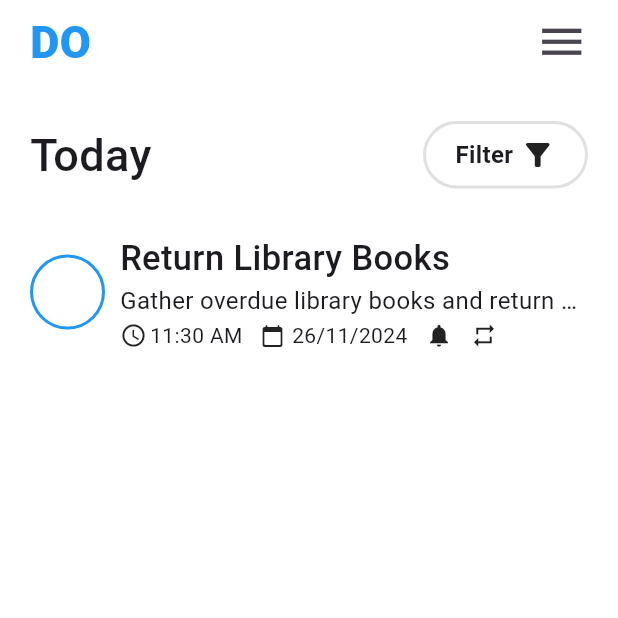
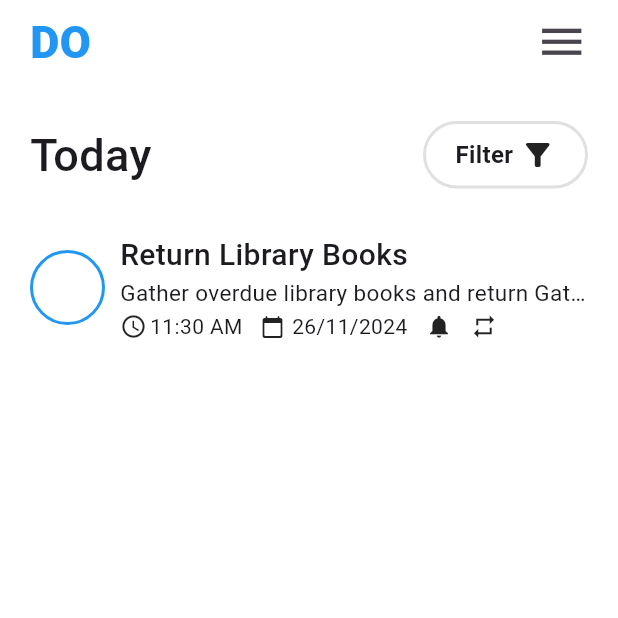
Before and after one commit to Ratndeep1999/to_do_app, a Flutter app: the screen it shows after launch, on a phone screen of 412 x 824 dp, the top half of it. Run offline on Flutter 3.47's test engine with Material 3 defaults, Android fonts, the phone set to English and light mode, and no system bars.

Commit message:
to_do_list_page.dart : AppBar add, in Row filter section add, ListView section add, inside listview circle add, title add inside listview, description add inside listview, time add to listview, date add to listview, notification add to listview, refresh add to listview,

```diff
--- a/lib/to_do_list_page.dart
+++ b/lib/to_do_list_page.dart
@@ -89,18 +89,20 @@ class _ToDoListPageState extends State<ToDoListPage> {
                     child: Column(
                       crossAxisAlignment: CrossAxisAlignment.start,
                       children: [
+                        //Title
                         Text(
                           'Return Library Books',
                           style: TextStyle(
-                            fontSize: 23,
+                            fontSize: 20,
                             fontWeight: FontWeight.w500,
                           ),
                         ),
+                        // Description
                         Text(
                           'Gather overdue library books and return Gather overdue library books and return',
                           maxLines: 1,
                           overflow: TextOverflow.ellipsis,
-                          style: TextStyle(fontSize: 16),
+                          style: TextStyle(fontSize: 15),
                         ),
                         SizedBox(height: 2,),
 
```
